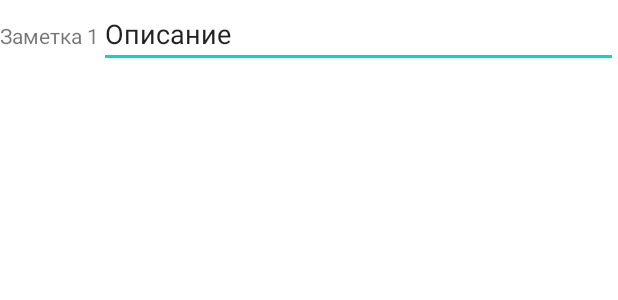
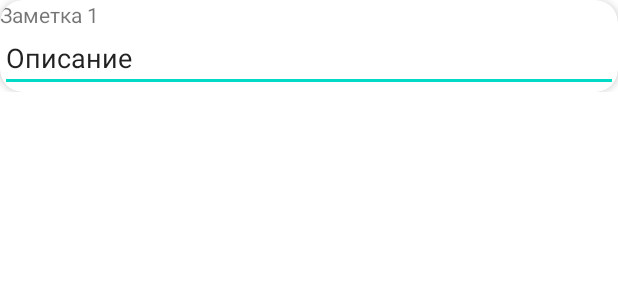
Before and after one commit to Edward2392/NoteRepo, an Android app: the layout record.xml on its own in the app's theme, with its tools: preview values and no code run, on a phone screen of 412 x 824 dp. Shown: the top 300 px of the screen. Run offline under Robolectric (Android 15) with nearby library versions, the phone set to English and light mode, and no system bars.

Commit message:
note prj

```diff
--- a/app/build.gradle
+++ b/app/build.gradle
@@ -38,6 +38,7 @@ dependencies {
     implementation 'com.google.android.material:material:1.3.0'
     implementation 'androidx.constraintlayout:constraintlayout:2.0.4'
     implementation 'androidx.legacy:legacy-support-v4:1.0.0'
+    implementation 'androidx.lifecycle:lifecycle-viewmodel:2.3.1'
     testImplementation 'junit:junit:4.+'
     androidTestImplementation 'androidx.test.ext:junit:1.1.2'
     androidTestImplementation 'androidx.test.espresso:espresso-core:3.3.0'
--- a/app/src/main/java/com/example/mynote/MainActivity.java
+++ b/app/src/main/java/com/example/mynote/MainActivity.java
@@ -137,7 +137,7 @@ public class MainActivity extends AppCompatActivity implements FirstFragment.OnR
                     .commit();
         }
         RecyclerView importantList = findViewById(R.id.list);
-        RecyclerView.LayoutManager lm = new LinearLayoutManager(this,RecyclerView.VERTICAL,false);
+        RecyclerView.LayoutManager lm = new LinearLayoutManager(this, RecyclerView.VERTICAL, false);
         importantList.setLayoutManager(lm);
 
     }
--- a/app/src/main/res/layout/record.xml
+++ b/app/src/main/res/layout/record.xml
@@ -1,8 +1,17 @@
 <?xml version="1.0" encoding="utf-8"?>
-<LinearLayout
-    xmlns:android="http://schemas.android.com/apk/res/android" android:layout_width="match_parent"
+<LinearLayout xmlns:android="http://schemas.android.com/apk/res/android"
+    xmlns:app="http://schemas.android.com/apk/res-auto"
+    android:layout_width="match_parent"
     android:layout_height="wrap_content"
     android:orientation="horizontal">
+
+    <androidx.cardview.widget.CardView
+        android:layout_width="match_parent"
+        android:layout_height="wrap_content"
+        android:id="@+id/CV"
+        app:cardCornerRadius="15dp"
+        app:cardElevation="3dp"
+        >
 
         <TextView
             android:id="@+id/recordOne"
@@ -14,7 +23,7 @@
             android:id="@+id/description"
             android:layout_width="match_parent"
             android:layout_height="wrap_content"
-        android:text="@string/description"/>
-
-
+            android:layout_marginTop="16dp"
+            android:text="@string/description" />
+    </androidx.cardview.widget.CardView>
 </LinearLayout>
--- a/build.gradle
+++ b/build.gradle
@@ -5,7 +5,7 @@ buildscript {
         jcenter()
     }
     dependencies {
-        classpath "com.android.tools.build:gradle:4.1.3"
+        classpath 'com.android.tools.build:gradle:4.2.1'
 
         // NOTE: Do not place your application dependencies here; they belong
         // in the individual module build.gradle files
```
Also changed, not shown: app/src/main/res/layout/activity_main.xml (+5 -8 lines), app/src/main/res/layout/fragment_details.xml (+8 -5 lines), app/src/main/res/layout/fragment_first.xml (+9 -4 lines), gradle/wrapper/gradle-wrapper.properties. Lines whose indentation alone changed are shown as unchanged.
